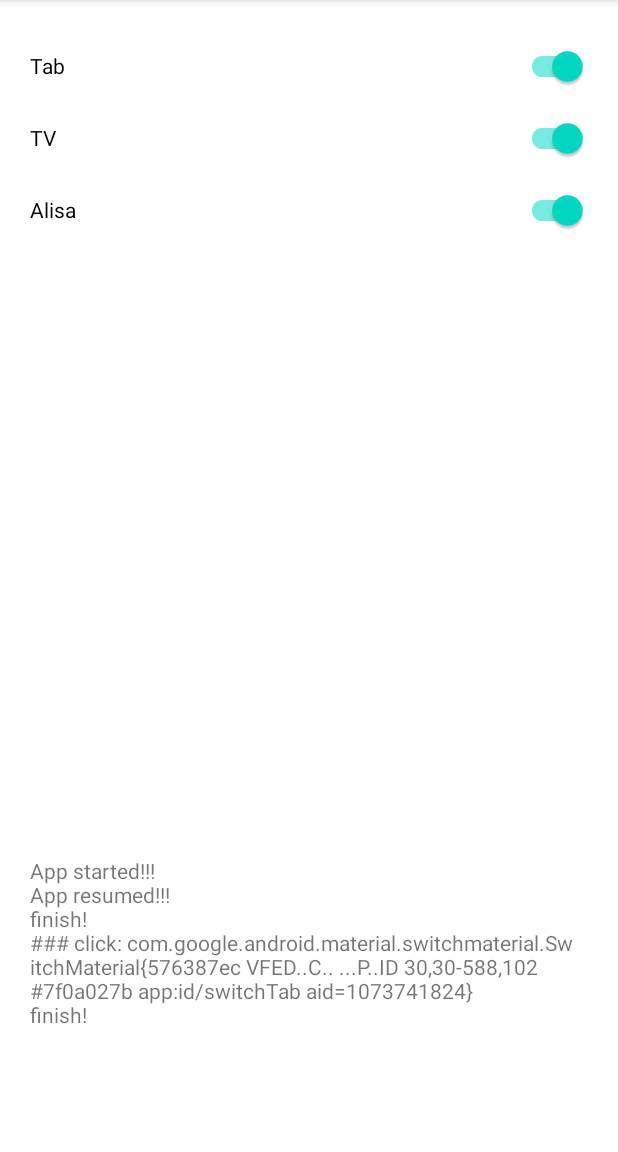
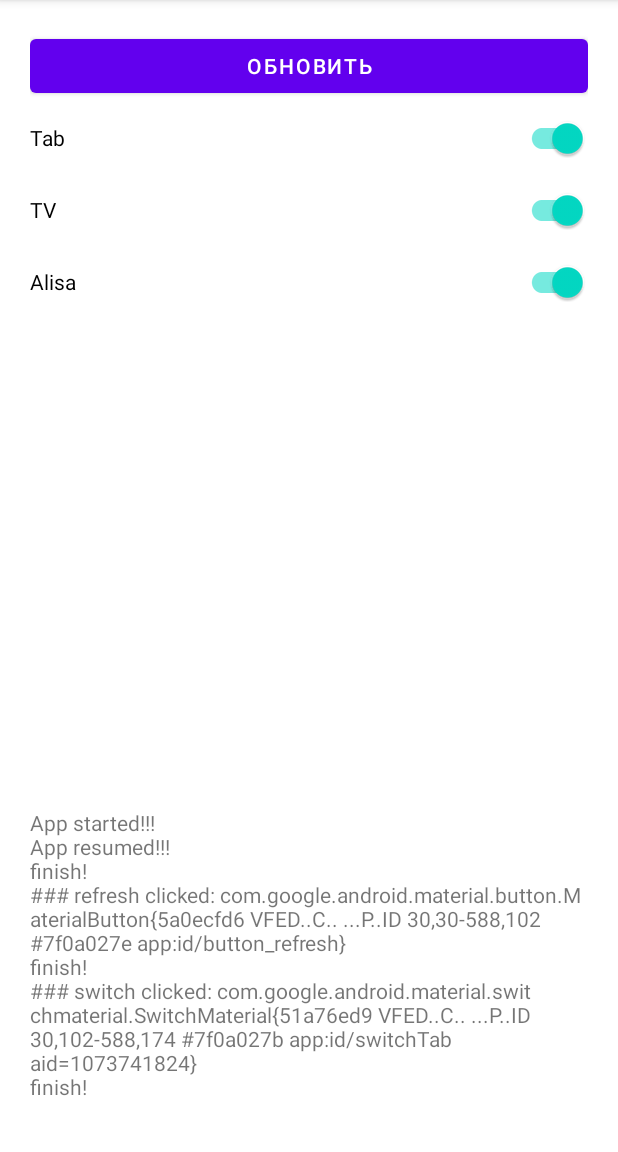
Before and after one commit to stan220/Zte-F660-Control, an Android app: the screen it shows after launch (MainActivity), after a tap on "Tab", on a phone screen of 412 x 824 dp, the part 84-1236 px from its top. Run offline under Robolectric (Android 15) with nearby library versions, the phone set to English and light mode, and no system bars; 1 other tap on this screen came first.

Commit message:
Added refresh button and control disabling.

```diff
--- a/app/src/main/java/com/stan220/ztef660control/MainActivity.java
+++ b/app/src/main/java/com/stan220/ztef660control/MainActivity.java
@@ -61,8 +61,13 @@ public class MainActivity extends AppCompatActivity {
     }
 
     public void onSwitchClick(View view) {
-        System.out.println("### click: " + view);
+        System.out.println("### switch clicked: " + view);
         new DownloadFilesTask(this).execute((SwitchMaterial) view);
+    }
+
+    public void onRefreshButtonClick(View view) {
+        System.out.println("### refresh clicked: " + view);
+        new DownloadFilesTask(this).execute();
     }
 
     private static class DownloadFilesTask extends AsyncTask<SwitchMaterial, Void, List<String>> {
@@ -70,6 +75,11 @@ public class MainActivity extends AppCompatActivity {
         private MainActivity context;
 
         public DownloadFilesTask(MainActivity context) {
+            context.findViewById(R.id.switchTab).setEnabled(false);
+            context.findViewById(R.id.switchTv).setEnabled(false);
+            context.findViewById(R.id.switchAlisa).setEnabled(false);
+            context.findViewById(R.id.button_refresh).setEnabled(false);
+
             this.context = context;
         }
 
@@ -77,7 +87,7 @@ public class MainActivity extends AppCompatActivity {
         protected List<String> doInBackground(SwitchMaterial... switches) {
             List<String> result = new ArrayList<>();
 
-            Socket s = null;
+            Socket s;
             try {
                 s = new Socket(InetAddress.getByName("192.168.100.1"), 23);
 
@@ -175,6 +185,11 @@ public class MainActivity extends AppCompatActivity {
                 switchAlisa.setChecked(false);
             }
 
+            context.findViewById(R.id.switchTab).setEnabled(true);
+            context.findViewById(R.id.switchTv).setEnabled(true);
+            context.findViewById(R.id.switchAlisa).setEnabled(true);
+            context.findViewById(R.id.button_refresh).setEnabled(true);
+
             Toast.makeText(context, "Статус обновлён!", Toast.LENGTH_LONG).show();
         }
 
--- a/app/src/main/res/layout/activity_main.xml
+++ b/app/src/main/res/layout/activity_main.xml
@@ -9,10 +9,19 @@
     android:orientation="vertical"
     android:padding="20dp">
 
+    <Button
+        android:id="@+id/button_refresh"
+        android:layout_width="match_parent"
+        android:layout_height="wrap_content"
+        android:enabled="false"
+        android:onClick="onRefreshButtonClick"
+        android:text="Обновить" />
+
     <com.google.android.material.switchmaterial.SwitchMaterial
         android:id="@+id/switchTab"
         android:layout_width="match_parent"
         android:layout_height="wrap_content"
+        android:enabled="false"
         android:onClick="onSwitchClick"
         android:text="Tab"
         app:useMaterialThemeColors="true" />
@@ -21,6 +30,7 @@
         android:id="@+id/switchTv"
         android:layout_width="match_parent"
         android:layout_height="wrap_content"
+        android:enabled="false"
         android:onClick="onSwitchClick"
         android:text="TV"
         app:useMaterialThemeColors="true" />
@@ -29,6 +39,7 @@
         android:id="@+id/switchAlisa"
         android:layout_width="match_parent"
         android:layout_height="wrap_content"
+        android:enabled="false"
         android:onClick="onSwitchClick"
         android:text="Alisa"
         app:useMaterialThemeColors="true" />
```
